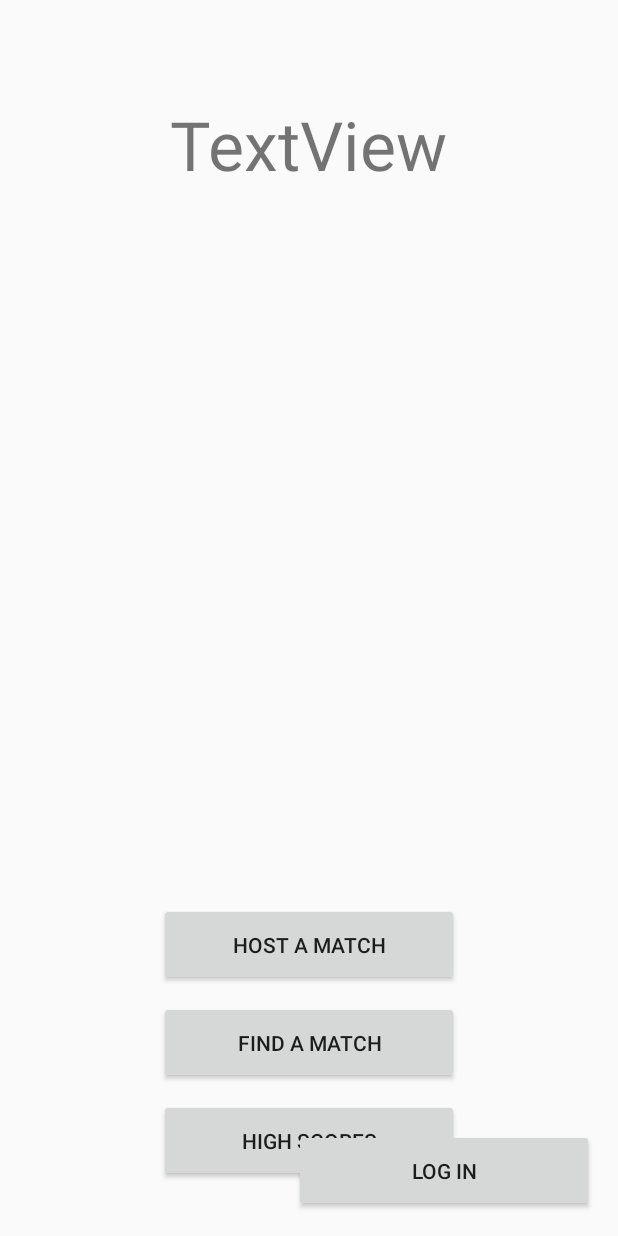
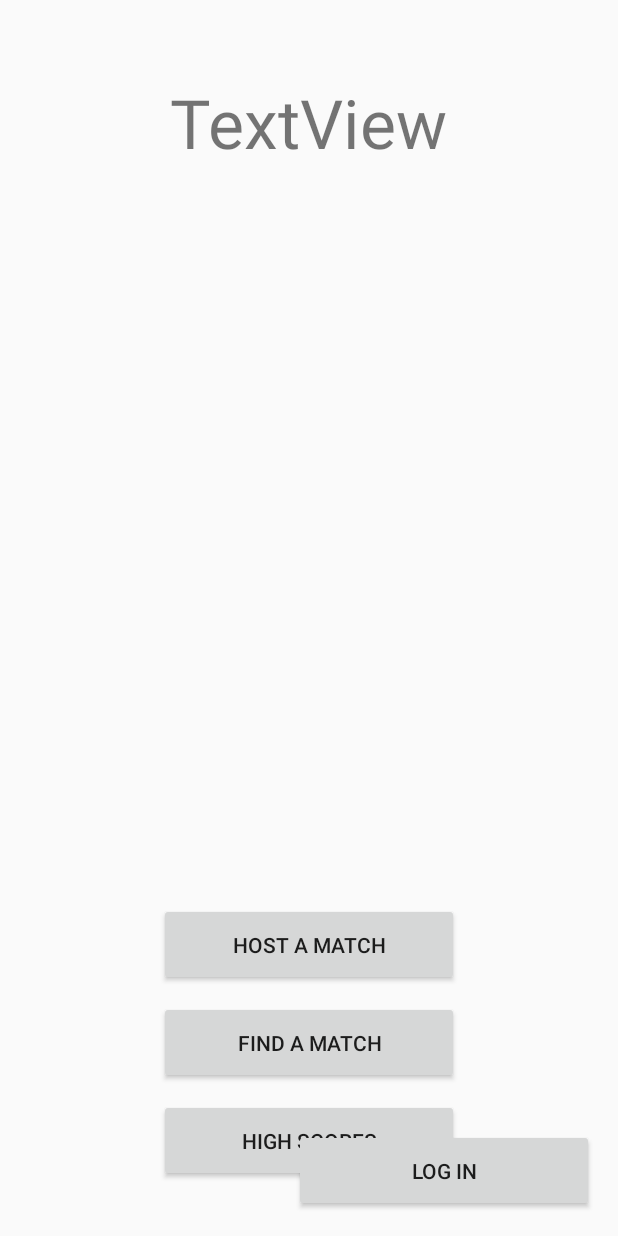
Before and after one commit to abhirathod95/Laser-Chess, an Android app: the layout activity_main.xml on its own in the app's theme, with its tools: preview values and no code run, on a phone screen of 412 x 824 dp. Run offline under Robolectric (Android 15) with nearby library versions, the phone set to English and light mode, and no system bars; plain views replace LoginButton.

```diff
--- a/app/src/main/AndroidManifest.xml
+++ b/app/src/main/AndroidManifest.xml
@@ -7,7 +7,8 @@
 
     <uses-permission android:name="android.permission.BLUETOOTH" />
     <uses-permission android:name="android.permission.BLUETOOTH_ADMIN" />
-
+    <uses-permission android:name="android.permission.ACCESS_COARSE_LOCATION" />
+    <uses-permission android:name="android.permission.ACCESS_FINE_LOCATION" />
 
     <application
 
--- a/app/src/main/res/layout/activity_main.xml
+++ b/app/src/main/res/layout/activity_main.xml
@@ -20,7 +20,8 @@
         android:minWidth="200dp"
         android:layout_above="@+id/highscore_but"
         android:layout_alignStart="@+id/highscore_but"
-        android:layout_marginBottom="10dp" />
+        android:layout_marginBottom="10dp"
+        android:onClick="findClick"/>
 
     <Button
         android:text="High Scores"
@@ -39,7 +40,7 @@
         android:layout_height="wrap_content"
         android:layout_alignParentTop="true"
         android:layout_centerHorizontal="true"
-        android:layout_marginTop="50dp"
+        android:layout_marginTop="35dp"
         android:id="@+id/titleText"
         android:textSize="45sp"/>
 
@@ -52,7 +53,8 @@
         android:minWidth="200dp"
         android:layout_marginBottom="10dp"
         android:layout_above="@+id/findmatch_but"
-        android:layout_alignStart="@+id/findmatch_but" />
+        android:layout_alignStart="@+id/findmatch_but"
+        android:onClick="hostClick"/>
 
     <com.facebook.login.widget.LoginButton
         android:text="Log In"
```
Also changed, not shown: app/src/main/java/cs371m/laser_chess/MainActivity.java (+82 -49 lines), 71 other files.
